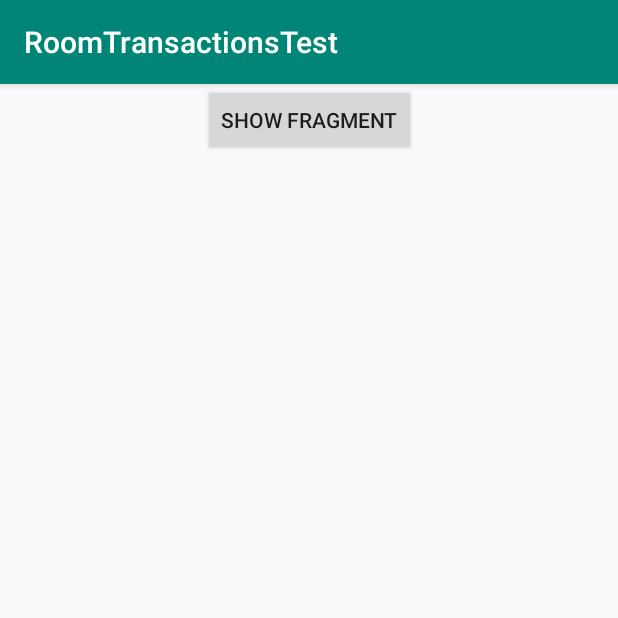
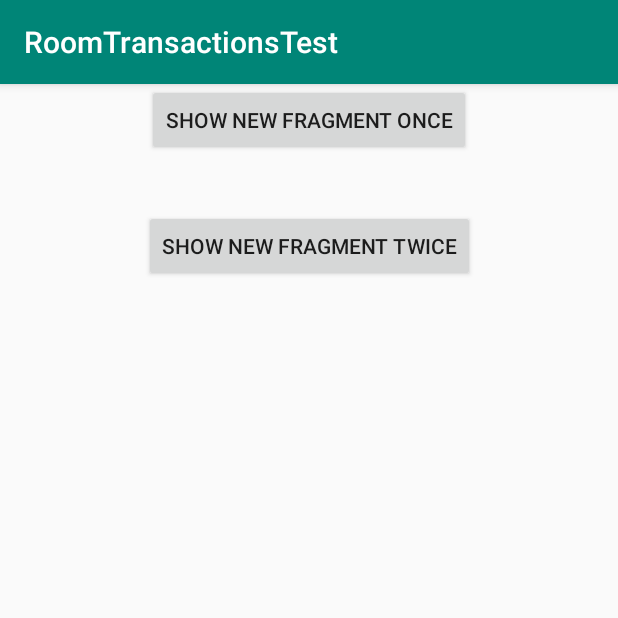
Before and after one commit to lukaszreszetow/RoomTransactionsTest, an Android app: the screen it shows after launch (MainActivity), on a phone screen of 412 x 824 dp, the top half of it. Run offline under Robolectric (Android 15) with nearby library versions, the phone set to English and light mode, and no system bars; our stand-ins replace Room's generated code.

Commit message:
Simplify, remove unnecessary stuff, add simple visualisation

```diff
--- a/app/src/main/AndroidManifest.xml
+++ b/app/src/main/AndroidManifest.xml
@@ -3,7 +3,8 @@
     package="com.example.roomtransactionstest">
 
     <application
-        android:allowBackup="true"
+        android:name=".App"
+        android:allowBackup="false"
         android:icon="@mipmap/ic_launcher"
         android:label="@string/app_name"
         android:roundIcon="@mipmap/ic_launcher_round"
--- /dev/null
+++ b/app/src/main/java/com/example/roomtransactionstest/App.kt
@@ -0,0 +1,17 @@
+package com.example.roomtransactionstest
+
+import android.app.Application
+import androidx.room.Room
+import com.example.roomtransactionstest.persistance.AppDatabase
+
+class App : Application() {
+
+    override fun onCreate() {
+        super.onCreate()
+
+        Database.db = Room.databaseBuilder(
+            applicationContext,
+            AppDatabase::class.java, "database-name"
+        ).build()
+    }
+}
--- a/app/src/main/java/com/example/roomtransactionstest/Database.kt
+++ b/app/src/main/java/com/example/roomtransactionstest/Database.kt
@@ -4,4 +4,6 @@ import com.example.roomtransactionstest.persistance.AppDatabase
 
 object Database {
     var db: AppDatabase? = null
+    val userId = 123
+    val userName = "Adam"
 }
--- a/app/src/main/java/com/example/roomtransactionstest/MainActivity.kt
+++ b/app/src/main/java/com/example/roomtransactionstest/MainActivity.kt
@@ -1,51 +1,47 @@
 package com.example.roomtransactionstest
 
+import android.os.Bundle
 import androidx.appcompat.app.AppCompatActivity
-import android.os.Bundle
-import androidx.lifecycle.ViewModelProvider
-import androidx.lifecycle.ViewModelProviders
 import androidx.lifecycle.lifecycleScope
-import androidx.room.Room
-import com.example.roomtransactionstest.persistance.AppDatabase
 import com.example.roomtransactionstest.persistance.User
 import kotlinx.android.synthetic.main.activity_main.*
 import kotlinx.coroutines.Dispatchers
-import kotlinx.coroutines.delay
 import kotlinx.coroutines.launch
 
 class MainActivity : AppCompatActivity() {
+
+    private var counter = 1
 
     override fun onCreate(savedInstanceState: Bundle?) {
         super.onCreate(savedInstanceState)
         setContentView(R.layout.activity_main)
 
-        Database.db = Room.databaseBuilder(
-            applicationContext,
-            AppDatabase::class.java, "database-name"
-        ).build()
-
-        showFragment.setOnClickListener {
-            val newFragment = SampleFragment()
-
-            supportFragmentManager
-                .beginTransaction()
-                .replace(R.id.fragmentContainer, newFragment)
-                .commit()
-
-            val newFragment2 = SampleFragment()
-
-            supportFragmentManager
-                .beginTransaction()
-                .replace(R.id.fragmentContainer, newFragment2)
-                .commit()
+        newFragmentOnce.setOnClickListener {
+            replaceWithNewFragment()
         }
 
-        lifecycleScope.launch(Dispatchers.Default) {
-            Database.db?.userDao()?.insert(fakeUser)
+        newFragmentTwice.setOnClickListener {
+            replaceWithNewFragment()
+            replaceWithNewFragment()
+        }
+
+        lifecycleScope.launch(Dispatchers.IO) {
+            Database.db?.userDao()?.insert(User(Database.userId, Database.userName))
         }
     }
 
-    companion object {
-        val fakeUser = User(123, "fakeName")
+    private fun replaceWithNewFragment() {
+        supportFragmentManager
+            .beginTransaction()
+            .replace(R.id.fragmentContainer, getNewSampleFragment())
+            .commit()
+    }
+
+    private fun getNewSampleFragment(): DataLoadingFragment {
+        return DataLoadingFragment().apply {
+            arguments = Bundle().apply {
+                putInt(DataLoadingFragment.COUNTER, counter++)
+            }
+        }
     }
 }
--- a/app/src/main/java/com/example/roomtransactionstest/User2.kt
+++ /dev/null
@@ -1,3 +0,0 @@
-package com.example.roomtransactionstest
-
-data class User2(val id: String, val name: String)
--- a/app/src/main/java/com/example/roomtransactionstest/persistance/User.kt
+++ b/app/src/main/java/com/example/roomtransactionstest/persistance/User.kt
@@ -1,16 +1,10 @@
 package com.example.roomtransactionstest.persistance
 
-import androidx.room.ColumnInfo
 import androidx.room.Entity
 import androidx.room.PrimaryKey
-import com.example.roomtransactionstest.User2
 
 @Entity
 data class User(
     @PrimaryKey val uid: Int,
-    @ColumnInfo(name = "first_name") val firstName: String
-) {
-    fun toUser2(): User2 {
-        return User2(uid.toString(), firstName)
-    }
-}
+    val firstName: String
+)
--- a/app/src/main/res/layout/activity_main.xml
+++ b/app/src/main/res/layout/activity_main.xml
@@ -7,13 +7,23 @@
     tools:context=".MainActivity">
 
     <Button
-        android:id="@+id/showFragment"
+        android:id="@+id/newFragmentOnce"
         android:layout_width="wrap_content"
         android:layout_height="wrap_content"
-        android:text="Show fragment"
+        android:text="Show new fragment once"
         app:layout_constraintEnd_toEndOf="parent"
         app:layout_constraintStart_toStartOf="parent"
         app:layout_constraintTop_toTopOf="parent" />
+
+    <Button
+        android:id="@+id/newFragmentTwice"
+        android:layout_width="wrap_content"
+        android:layout_height="wrap_content"
+        android:layout_marginTop="36dp"
+        android:text="Show new fragment twice"
+        app:layout_constraintEnd_toEndOf="parent"
+        app:layout_constraintStart_toStartOf="parent"
+        app:layout_constraintTop_toBottomOf="@id/newFragmentOnce" />
 
     <androidx.fragment.app.FragmentContainerView
         android:id="@+id/fragmentContainer"
```
Also changed, not shown: app/src/main/java/com/example/roomtransactionstest/DataLoadingFragment.kt (added, +66 -0 lines), app/src/main/java/com/example/roomtransactionstest/FragmentViewModel.kt (deleted, +0 -21 lines), app/src/main/java/com/example/roomtransactionstest/SampleFragment.kt (deleted, +0 -23 lines), app/src/main/java/com/example/roomtransactionstest/persistance/UserDao.kt (+12 -8 lines), app/src/main/res/layout/fragment_layout.xml (+13 -4 lines).
